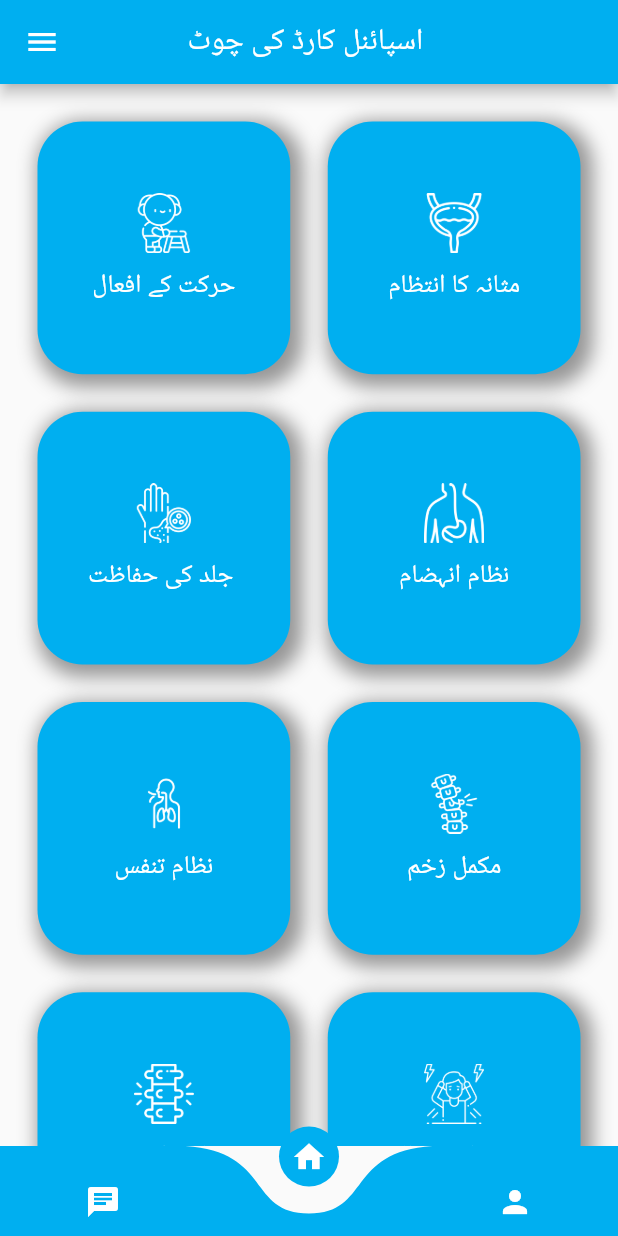
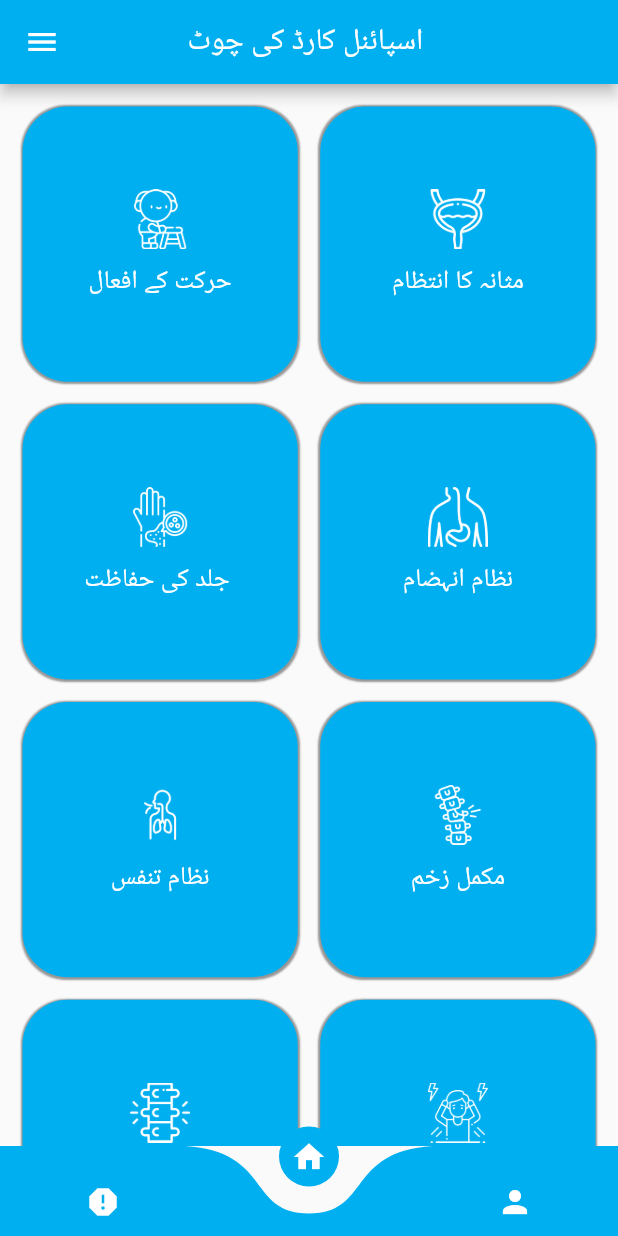
Before and after one commit to sallukhan96/spinalcord, a Flutter app: the screen it shows after launch, on a phone screen of 412 x 824 dp. Run offline on Flutter 3.47's test engine with Material 2 defaults, Android fonts, the light colour scheme and no system bars; drawn by our look-alikes of curved_navigation_bar.

Commit message:
change chat screen to report screen

```diff
--- a/lib/HomeTwo.dart
+++ b/lib/Home.dart
@@ -3,14 +3,14 @@ import 'package:flutter_spinalcordinjury/lists/list_data.dart';
 import 'package:flutter_spinalcordinjury/models/CustmoCardModel.dart';
 import 'data/text_data.dart';
 
-class HomeTwo extends StatefulWidget {
-  const HomeTwo({Key? key}) : super(key: key);
+class Home extends StatefulWidget {
+  const Home({Key? key}) : super(key: key);
 
   @override
-  _HomeTwoState createState() => _HomeTwoState();
+  _HomeState createState() => _HomeState();
 }
 
-class _HomeTwoState extends State<HomeTwo> {
+class _HomeState extends State<Home> {
   @override
   Widget build(BuildContext context) {
     return Scaffold(
@@ -20,10 +20,10 @@ class _HomeTwoState extends State<HomeTwo> {
       primary: false,
       slivers: <Widget>[
         SliverPadding(
-          padding: const EdgeInsets.all(25),
+          padding: const EdgeInsets.all(15),
           sliver: SliverGrid.count(
-            crossAxisSpacing: 25,
-            mainAxisSpacing: 25,
+            crossAxisSpacing: 15,
+            mainAxisSpacing: 15,
             crossAxisCount: 2,
             children: <Widget>[
               GridItem(
@@ -130,7 +130,7 @@ class GridItem extends StatelessWidget {
               label,
               style: const TextStyle(
                 fontSize: 17,
-                color: Color(0xffffffff),
+                color: Colors.white,
               ),
             ),
           ],
@@ -140,9 +140,9 @@ class GridItem extends StatelessWidget {
             BoxShadow(
               color: Colors.black.withOpacity(0.4),
               //color of shadow
-              spreadRadius: 4,
-              blurRadius: 10,
-              offset: const Offset(4, 4),
+              spreadRadius: 1,
+              blurRadius: 0.3,
+              offset: const Offset(0, 0.5),
             ),
           ],
           borderRadius: BorderRadius.circular(30),
--- a/lib/HomePage.dart
+++ b/lib/HomePage.dart
@@ -1,9 +1,9 @@
 import 'package:curved_navigation_bar/curved_navigation_bar.dart';
 import 'package:flutter/cupertino.dart';
 import 'package:flutter/material.dart';
-import 'package:flutter_spinalcordinjury/HomeOne.dart';
-import 'package:flutter_spinalcordinjury/Homethree.dart';
-import 'package:flutter_spinalcordinjury/HomeTwo.dart';
+import 'package:flutter_spinalcordinjury/Report.dart';
+import 'package:flutter_spinalcordinjury/Profile.dart';
+import 'package:flutter_spinalcordinjury/Home.dart';
 import 'package:flutter_spinalcordinjury/LoginPage.dart';
 
 class Homepage extends StatefulWidget {
@@ -13,9 +13,9 @@ class Homepage extends StatefulWidget {
 
 class _HomepageState extends State<Homepage> {
   List pages = [
-    HomeOne(),
-    HomeTwo(),
-    HomeThree(),
+    Report(),
+    Home(),
+    Profile(),
   ];
   var selectedIndex = 1;
 
@@ -89,7 +89,7 @@ class _HomepageState extends State<Homepage> {
           SizedBox(
             height: 50,
             child: Icon(
-              Icons.chat,
+              Icons.report,
               color: Colors.white,
             ),
           ),
--- a/lib/Homethree.dart
+++ b/lib/Profile.dart
@@ -1,12 +1,12 @@
 import 'package:flutter/material.dart';
 import 'package:flutter/cupertino.dart';
 
-class HomeThree extends StatefulWidget {
+class Profile extends StatefulWidget {
   @override
   MapScreenState createState() => MapScreenState();
 }
 
-class MapScreenState extends State<HomeThree>
+class MapScreenState extends State<Profile>
     with SingleTickerProviderStateMixin {
   bool _status = true;
   final FocusNode myFocusNode = FocusNode();
```
Also changed, not shown: lib/HomeOne.dart (deleted, +0 -12 lines), lib/Report.dart (added, +154 -0 lines).
